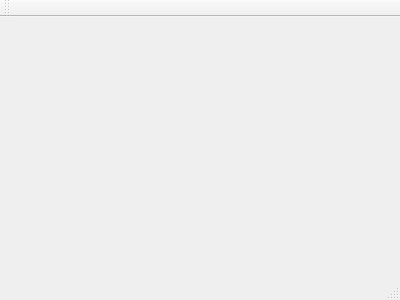
First picture: the form in mainwindow.ui, repository hsnks100/qt-calc, before the edit.
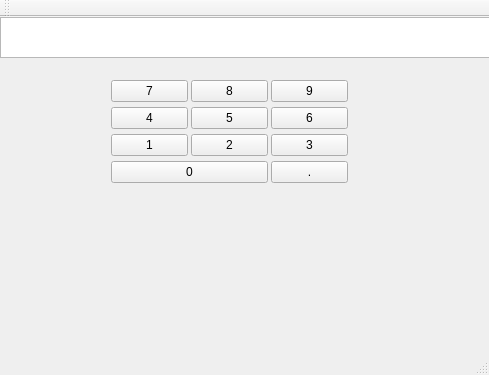
Second picture: the form after the edit.

```diff
--- a/mainwindow.ui
+++ b/mainwindow.ui
@@ -1,24 +1,151 @@
 <ui version="4.0">
  <class>MainWindow</class>
- <widget class="QMainWindow" name="MainWindow" >
-  <property name="geometry" >
+ <widget class="QMainWindow" name="MainWindow">
+  <property name="geometry">
    <rect>
     <x>0</x>
     <y>0</y>
-    <width>400</width>
-    <height>300</height>
+    <width>489</width>
+    <height>375</height>
    </rect>
   </property>
   <property name="windowTitle" >
    <string>MainWindow</string>
   </property>
-  <widget class="QMenuBar" name="menuBar" />
-  <widget class="QToolBar" name="mainToolBar" />
-  <widget class="QWidget" name="centralWidget" />
-  <widget class="QStatusBar" name="statusBar" />
+  <widget class="QWidget" name="centralWidget">
+   <widget class="QWidget" name="gridLayoutWidget">
+    <property name="geometry">
+     <rect>
+      <x>100</x>
+      <y>50</y>
+      <width>259</width>
+      <height>131</height>
+     </rect>
+    </property>
+    <layout class="QGridLayout" name="gridLayout" columnstretch="0,0,0">
+     <property name="sizeConstraint">
+      <enum>QLayout::SetDefaultConstraint</enum>
+     </property>
+     <property name="spacing">
+      <number>3</number>
+     </property>
+     <item row="0" column="0">
+      <widget class="QPushButton" name="btn_num7">
+       <property name="baseSize">
+        <size>
+         <width>50</width>
+         <height>50</height>
+        </size>
+       </property>
+       <property name="text">
+        <string>7</string>
+       </property>
+      </widget>
+     </item>
+     <item row="0" column="1">
+      <widget class="QPushButton" name="btn_num8">
+       <property name="text">
+        <string>8</string>
+       </property>
+      </widget>
+     </item>
+     <item row="0" column="2">
+      <widget class="QPushButton" name="btn_num9">
+       <property name="text">
+        <string>9</string>
+       </property>
+      </widget>
+     </item>
+     <item row="1" column="0">
+      <widget class="QPushButton" name="btn_num4">
+       <property name="text">
+        <string>4</string>
+       </property>
+      </widget>
+     </item>
+     <item row="2" column="0">
+      <widget class="QPushButton" name="btn_num1">
+       <property name="text">
+        <string>1</string>
+       </property>
+      </widget>
+     </item>
+     <item row="1" column="1">
+      <widget class="QPushButton" name="btn_num5">
+       <property name="text">
+        <string>5</string>
+       </property>
+      </widget>
+     </item>
+     <item row="1" column="2">
+      <widget class="QPushButton" name="btn_num6">
+       <property name="text">
+        <string>6</string>
+       </property>
+      </widget>
+     </item>
+     <item row="2" column="1">
+      <widget class="QPushButton" name="btn_num2">
+       <property name="text">
+        <string>2</string>
+       </property>
+      </widget>
+     </item>
+     <item row="2" column="2">
+      <widget class="QPushButton" name="btn_num3">
+       <property name="text">
+        <string>3</string>
+       </property>
+      </widget>
+     </item>
+     <item row="3" column="2">
+      <widget class="QPushButton" name="pushButton_11">
+       <property name="text">
+        <string>.</string>
+       </property>
+      </widget>
+     </item>
+     <item row="3" column="0" colspan="2">
+      <widget class="QPushButton" name="btn_num0">
+       <property name="text">
+        <string>0</string>
+       </property>
+      </widget>
+     </item>
+    </layout>
+   </widget>
+   <widget class="QTextEdit" name="textEdit">
+    <property name="geometry">
+     <rect>
+      <x>0</x>
+      <y>0</y>
+      <width>491</width>
+      <height>41</height>
+     </rect>
+    </property>
+   </widget>
+  </widget>
+  <widget class="QMenuBar" name="menuBar">
+   <property name="geometry">
+    <rect>
+     <x>0</x>
+     <y>0</y>
+     <width>489</width>
+     <height>27</height>
+    </rect>
+   </property>
+  </widget>
+  <widget class="QToolBar" name="mainToolBar">
+   <attribute name="toolBarArea">
+    <enum>TopToolBarArea</enum>
+   </attribute>
+   <attribute name="toolBarBreak">
+    <bool>false</bool>
+   </attribute>
+  </widget>
+  <widget class="QStatusBar" name="statusBar"/>
  </widget>
- <layoutDefault spacing="6" margin="11" />
- <pixmapfunction></pixmapfunction>
+ <layoutdefault spacing="6" margin="11"/>
  <resources/>
  <connections/>
 </ui>
```
Left out of the diff: 22 changed lines with no effect on the pictures.
